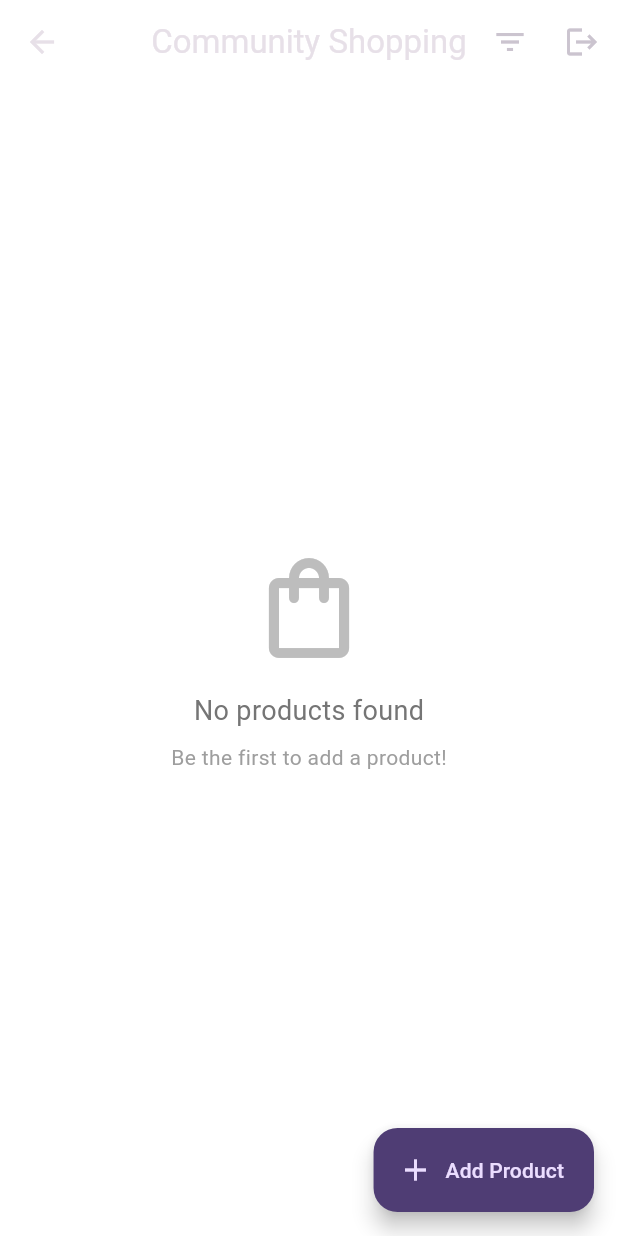
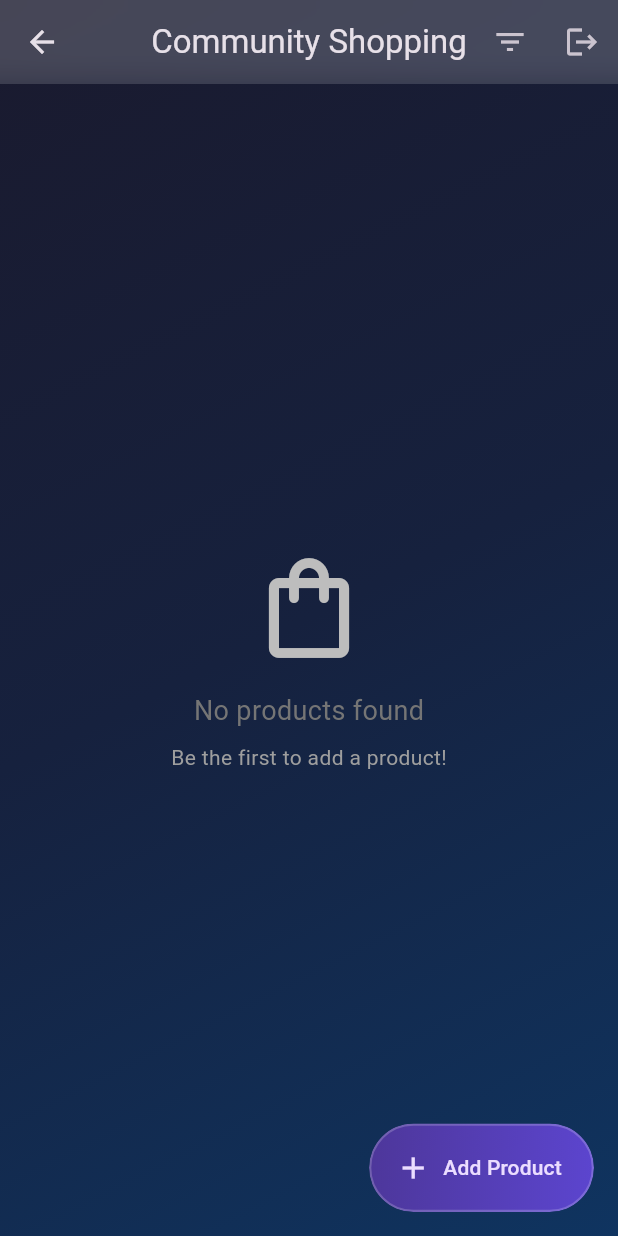
Before and after one commit to ThaminduBandara/community_driven_shopping_app, a Flutter app: the HomeScreen screen opened by its route, on a phone screen of 412 x 824 dp. Run offline on Flutter 3.47's test engine with Material 3 defaults, Android fonts, the phone set to English and light mode, and no system bars; our stand-ins replace shared_preferences; accounts and stored records are empty; network calls fail.

Commit message:
Enhance UI for login and signup screens with gradient backgrounds and improved app bar styling

```diff
--- a/lib/screens/auth/login_screen.dart
+++ b/lib/screens/auth/login_screen.dart
@@ -211,6 +211,7 @@ class _LoginScreenState extends State<LoginScreen> {
           ),
         ),
       ),
+    ),
     );
   }
 }
--- a/lib/screens/home/home_screen.dart
+++ b/lib/screens/home/home_screen.dart
@@ -1,3 +1,4 @@
+import 'dart:ui';
 import 'package:flutter/material.dart';
 import 'package:provider/provider.dart';
 import '../../providers/auth_provider.dart';
@@ -150,9 +151,32 @@ class _HomeScreenState extends State<HomeScreen> {
     final authProvider = Provider.of<AuthProvider>(context);
     final productProvider = Provider.of<ProductProvider>(context);
 
-    return Scaffold(
+    return Container(
+      decoration: const BoxDecoration(
+        gradient: LinearGradient(
+          begin: Alignment.topLeft,
+          end: Alignment.bottomRight,
+          colors: [
+            Color(0xFF1a1a2e),
+            Color(0xFF16213e),
+            Color(0xFF0f3460),
+          ],
+        ),
+      ),
+      child: Scaffold(
+        backgroundColor: Colors.transparent,
         appBar: AppBar(
           title: const Text('Community Shopping'),
+          flexibleSpace: ClipRect(
+            child: BackdropFilter(
+              filter: ImageFilter.blur(sigmaX: 10, sigmaY: 10),
+              child: Container(
+                decoration: BoxDecoration(
+                  color: Colors.white.withOpacity(0.1),
+                ),
+              ),
+            ),
+          ),
           actions: [
             IconButton(
               icon: const Icon(Icons.filter_list),
@@ -206,7 +230,25 @@ class _HomeScreenState extends State<HomeScreen> {
                     },
                   ),
       ),
-      floatingActionButton: FloatingActionButton.extended(
+      floatingActionButton: ClipRRect(
+        borderRadius: BorderRadius.circular(30),
+        child: BackdropFilter(
+          filter: ImageFilter.blur(sigmaX: 10, sigmaY: 10),
+          child: Container(
+            decoration: BoxDecoration(
+              gradient: LinearGradient(
+                colors: [
+                  Colors.deepPurple.withOpacity(0.7),
+                  Colors.deepPurpleAccent.withOpacity(0.7),
+                ],
+              ),
+              borderRadius: BorderRadius.circular(30),
+              border: Border.all(
+                color: Colors.white.withOpacity(0.2),
+                width: 1.5,
+              ),
+            ),
+            child: FloatingActionButton.extended(
               onPressed: () {
                 Navigator.of(context).push(
                   MaterialPageRoute(
@@ -214,8 +256,14 @@ class _HomeScreenState extends State<HomeScreen> {
                   ),
                 );
               },
+              backgroundColor: Colors.transparent,
+              elevation: 0,
               icon: const Icon(Icons.add),
               label: const Text('Add Product'),
+            ),
+          ),
+        ),
+      ),
     ),
     );
   }
@@ -228,8 +276,30 @@ class ProductCard extends StatelessWidget {
 
   @override
   Widget build(BuildContext context) {
-    return Card(
+    return Container(
       margin: const EdgeInsets.symmetric(vertical: 8, horizontal: 4),
+      decoration: BoxDecoration(
+        borderRadius: BorderRadius.circular(20),
+        border: Border.all(
+          color: Colors.white.withOpacity(0.2),
+          width: 1.5,
+        ),
+      ),
+      child: ClipRRect(
+        borderRadius: BorderRadius.circular(20),
+        child: BackdropFilter(
+          filter: ImageFilter.blur(sigmaX: 10, sigmaY: 10),
+          child: Container(
+            decoration: BoxDecoration(
+              gradient: LinearGradient(
+                begin: Alignment.topLeft,
+                end: Alignment.bottomRight,
+                colors: [
+                  Colors.white.withOpacity(0.1),
+                  Colors.white.withOpacity(0.05),
+                ],
+              ),
+            ),
             child: InkWell(
               onTap: () {
                 Navigator.of(context).push(
@@ -344,7 +414,8 @@ class ProductCard extends StatelessWidget {
             ],
           ),
         ),
-      ),
+      ),      ),
+    ),    ),
     );
   }
 }
```
Also changed, not shown: lib/screens/auth/signup_screen.dart (+20 -3 lines). Lines whose indentation alone changed are shown as unchanged.
